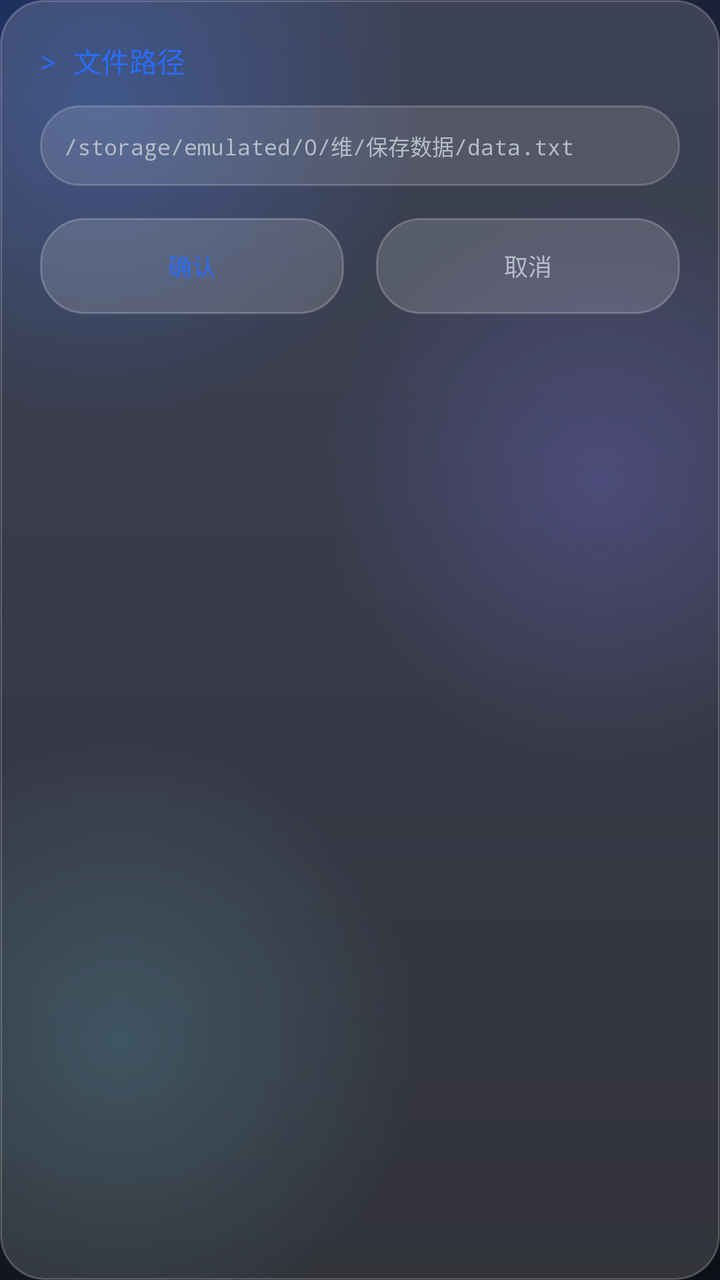
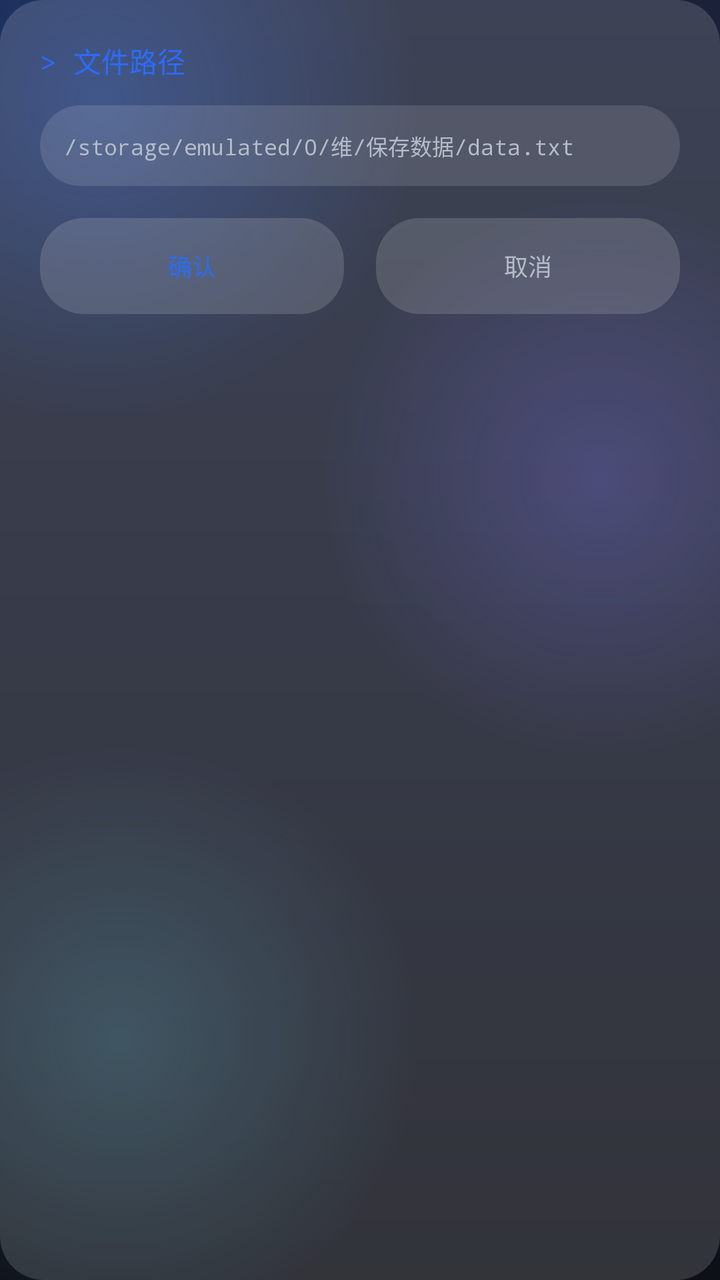

An Android layout rendered at two revisions. The XML below is the earlier revision; the diff shows what the commit changed to produce the second picture.
<!-- AndroidManifest.xml: application theme AppTheme -->
<!-- res/layout/dialog_file_input.xml -->
<?xml version="1.0" encoding="utf-8"?>
<LinearLayout xmlns:android="http://schemas.android.com/apk/res/android"
    android:layout_width="match_parent"
    android:layout_height="wrap_content"
    android:orientation="vertical"
    android:background="@drawable/bg_card"
    android:padding="20dp">

    <TextView
        android:layout_width="wrap_content"
        android:layout_height="wrap_content"
        android:text="> 文件路径"
        android:textSize="14sp"
        android:textColor="@color/accent_cyan"
        android:fontFamily="monospace"
        android:layout_marginBottom="12dp" />

    <EditText
        android:id="@+id/edit_file_path"
        android:layout_width="match_parent"
        android:layout_height="wrap_content"
        android:hint="/storage/emulated/0/维/保存数据/data.txt"
        android:background="@drawable/bg_input"
        android:padding="12dp"
        android:textSize="11sp"
        android:fontFamily="monospace"
        android:textColor="@color/text_primary"
        android:textColorHint="@color/text_secondary"
        android:layout_marginBottom="16dp" />

    <LinearLayout
        android:layout_width="match_parent"
        android:layout_height="wrap_content"
        android:orientation="horizontal">

        <Button
            android:id="@+id/btn_confirm"
            android:layout_width="0dp"
            android:layout_height="wrap_content"
            android:layout_weight="1"
            android:text="确认"
            android:textSize="12sp"
            android:textColor="@color/accent_cyan"
            android:background="@drawable/bg_button_secondary"
            android:layout_marginRight="8dp"
            android:fontFamily="monospace" />

        <Button
            android:id="@+id/btn_cancel"
            android:layout_width="0dp"
            android:layout_height="wrap_content"
            android:layout_weight="1"
            android:text="取消"
            android:textSize="12sp"
            android:textColor="@color/text_secondary"
            android:background="@drawable/bg_button_secondary"
            android:layout_marginLeft="8dp"
            android:fontFamily="monospace" />

    </LinearLayout>

</LinearLayout>
<!-- resources referenced by this layout -->
<resources>
  <color name="accent_cyan">#2B6CF6</color>
  <color name="text_primary">#F7F8FA</color>
  <color name="text_secondary">#B4BCC9</color>
  <!-- drawable bg_button_secondary (drawable) -->
  <?xml version="1.0" encoding="utf-8"?>
  <shape xmlns:android="http://schemas.android.com/apk/res/android" android:shape="rectangle">
      <solid android:color="#26FFFFFF" />
      <corners android:radius="22dp" />
      <stroke android:width="1dp" android:color="#35FFFFFF" />
  </shape>
  <!-- drawable bg_card (drawable) -->
  <?xml version="1.0" encoding="utf-8"?>
  <shape xmlns:android="http://schemas.android.com/apk/res/android" android:shape="rectangle">
      <solid android:color="#26FFFFFF" />
      <corners android:radius="22dp" />
      <stroke android:width="1dp" android:color="#35FFFFFF" />
  </shape>
  <!-- drawable bg_input (drawable) -->
  <?xml version="1.0" encoding="utf-8"?>
  <shape xmlns:android="http://schemas.android.com/apk/res/android" android:shape="rectangle">
      <solid android:color="#1FFFFFFF" />
      <corners android:radius="22dp" />
      <stroke android:width="1dp" android:color="#30FFFFFF" />
  </shape>
  <style name="AppTheme" parent="Theme.AppCompat.NoActionBar">
          <item name="colorPrimary">@color/bg_primary</item>
          <item name="colorPrimaryDark">@color/bg_primary</item>
          <item name="colorAccent">@color/accent_cyan</item>
          <item name="android:windowBackground">@drawable/bg_window</item>
          <item name="android:textColorPrimary">@color/text_primary</item>
          <item name="android:textColorSecondary">@color/text_secondary</item>
          <item name="android:windowAnimationStyle">@style/AppWindowAnim</item>
      </style>
  <color name="bg_primary">#0E1018</color>
  <style name="AppWindowAnim">
          <item name="android:activityOpenEnterAnimation">@anim/slide_in_right</item>
          <item name="android:activityOpenExitAnimation">@anim/fade_out</item>
          <item name="android:activityCloseEnterAnimation">@anim/fade_in</item>
          <item name="android:activityCloseExitAnimation">@anim/slide_out_right</item>
      </style>
  <!-- unchanged entries left out for length: 1 -->
</resources>

<!-- the commit's change to res/layout/dialog_file_input.xml (unified diff, before → after) -->
@@ -20,7 +20,7 @@
         android:layout_width="match_parent"
         android:layout_height="wrap_content"
         android:hint="/storage/emulated/0/维/保存数据/data.txt"
-        android:background="@drawable/bg_input"
+        android:background="@drawable/bg_input_state"
         android:padding="12dp"
         android:textSize="11sp"
         android:fontFamily="monospace"
<!-- resource entries referenced after the edit -->
@@ -8,22 +8,42 @@
   <shape xmlns:android="http://schemas.android.com/apk/res/android" android:shape="rectangle">
       <solid android:color="#26FFFFFF" />
       <corners android:radius="22dp" />
-      <stroke android:width="1dp" android:color="#35FFFFFF" />
   </shape>
   <!-- drawable bg_card (drawable) -->
   <?xml version="1.0" encoding="utf-8"?>
   <shape xmlns:android="http://schemas.android.com/apk/res/android" android:shape="rectangle">
       <solid android:color="#26FFFFFF" />
       <corners android:radius="22dp" />
-      <stroke android:width="1dp" android:color="#35FFFFFF" />
   </shape>
-  <!-- drawable bg_input (drawable) -->
+  <!-- drawable bg_input_state (drawable) -->
   <?xml version="1.0" encoding="utf-8"?>
-  <shape xmlns:android="http://schemas.android.com/apk/res/android" android:shape="rectangle">
-      <solid android:color="#1FFFFFFF" />
-      <corners android:radius="22dp" />
-      <stroke android:width="1dp" android:color="#30FFFFFF" />
-  </shape>
+  <selector xmlns:android="http://schemas.android.com/apk/res/android">
+      <item android:state_focused="true">
+          <layer-list>
+              
+              <item>
+                  <shape android:shape="rectangle">
+                      <solid android:color="#0A2B6CF6" />
+                      <corners android:radius="26dp" />
+                  </shape>
+              </item>
+              
+              <item android:left="3dp" android:top="3dp" android:right="3dp" android:bottom="3dp">
+                  <shape android:shape="rectangle">
+                      <solid android:color="#26FFFFFF" />
+                      <corners android:radius="23dp" />
+                      <stroke android:width="1dp" android:color="#5C2B6CF6" />
+                  </shape>
+              </item>
+          </layer-list>
+      </item>
+      <item>
+          <shape android:shape="rectangle">
+              <solid android:color="#1FFFFFFF" />
+              <corners android:radius="22dp" />
+          </shape>
+      </item>
+  </selector>
   <style name="AppTheme" parent="Theme.AppCompat.NoActionBar">
           <item name="colorPrimary">@color/bg_primary</item>
           <item name="colorPrimaryDark">@color/bg_primary</item>
